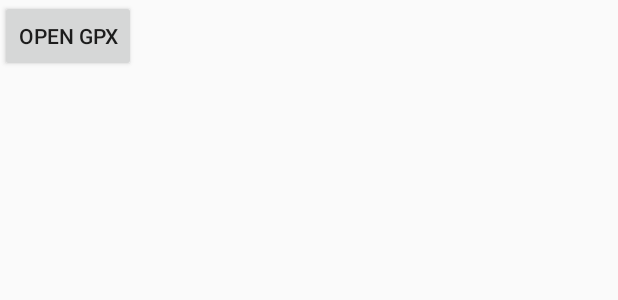
After one commit to VikhVictor/RouteViewer, an Android app: the layout activity_menu.xml on its own in the app's theme, with its tools: preview values and no code run, on a phone screen of 412 x 824 dp. The commit adds this screen. Shown: the top 300 px of the screen. Run offline under Robolectric (Android 15) with nearby library versions, the phone set to English and light mode, and no system bars.

Commit message:
read gpx from raw xml

```diff
--- /dev/null
+++ b/app/src/main/res/layout/activity_menu.xml
@@ -0,0 +1,18 @@
+<?xml version="1.0" encoding="utf-8"?>
+<LinearLayout xmlns:android="http://schemas.android.com/apk/res/android"
+    android:orientation="vertical" android:layout_width="match_parent"
+    android:layout_height="match_parent">
+
+
+    <Button
+        android:layout_width="wrap_content"
+        android:layout_height="wrap_content"
+        android:text="Open gpx"
+        android:id="@+id/b_open" />
+
+    <ListView
+        android:layout_width="match_parent"
+        android:layout_height="wrap_content"
+        android:id="@+id/list_gpx" />
+
+</LinearLayout>
```
Also changed, not shown: app/src/main/java/com/victor/routeviewer/MapsActivity.java (+20 -2 lines), app/src/main/java/com/victor/routeviewer/MenuActivity.java (added, +27 -0 lines), app/src/main/java/com/victor/routeviewer/Route.java (added, +81 -0 lines).
